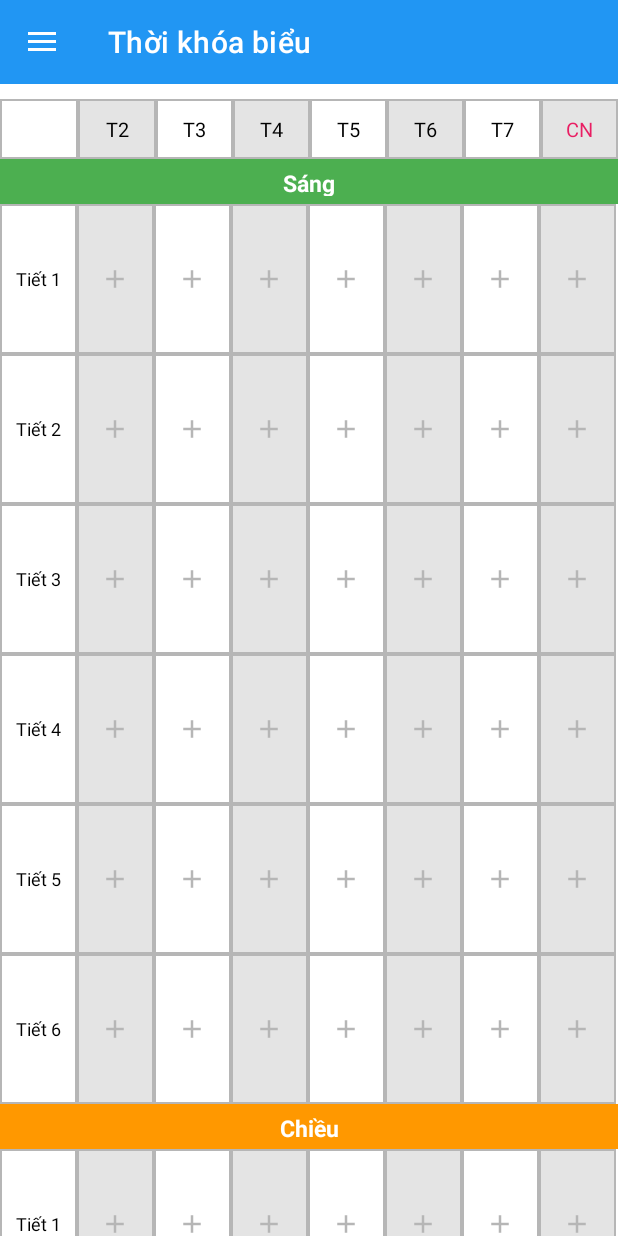
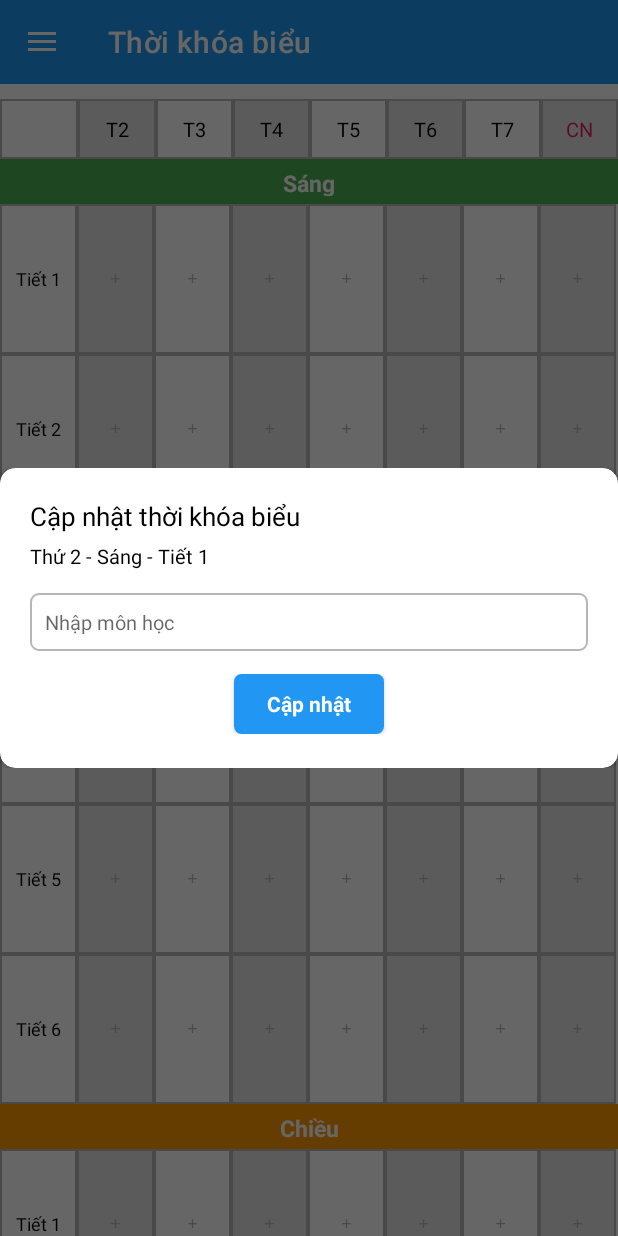
Before and after one commit to aNhdUy13/Thoi_Khoa_Bieu_Hoc_Sinh, an Android app: the screen it shows after launch (MainActivity), after a tap on an icon or button, on a phone screen of 412 x 824 dp. Run offline under Robolectric (Android 15) with nearby library versions, the phone set to English and light mode, and no system bars.

Commit message:
up v9 , update subject for specific slot

```diff
--- a/app/build.gradle
+++ b/app/build.gradle
@@ -10,8 +10,8 @@ android {
         applicationId "com.nda.timetable"
         minSdk 21
         targetSdk 32
-        versionCode 8
-        versionName "8.0"
+        versionCode 9
+        versionName "9.0"
 
         testInstrumentationRunner "androidx.test.runner.AndroidJUnitRunner"
     }
--- a/app/src/main/java/com/nda/timetable/Fragment/Timetable/AdapterGridLayout.java
+++ b/app/src/main/java/com/nda/timetable/Fragment/Timetable/AdapterGridLayout.java
@@ -1,12 +1,15 @@
 package com.nda.timetable.Fragment.Timetable;
 
+import android.app.Dialog;
 import android.content.Context;
 import android.graphics.Color;
 import android.graphics.Typeface;
+import android.graphics.drawable.ColorDrawable;
 import android.view.LayoutInflater;
 import android.view.View;
 import android.view.ViewGroup;
 import android.widget.ArrayAdapter;
+import android.widget.EditText;
 import android.widget.ImageView;
 import android.widget.LinearLayout;
 import android.widget.TextView;
@@ -14,8 +17,10 @@ import android.widget.Toast;
 
 import androidx.annotation.NonNull;
 import androidx.annotation.Nullable;
+import androidx.cardview.widget.CardView;
 
 
+import com.nda.timetable.DataLocalManager;
 import com.nda.timetable.Models.Timetable;
 import com.nda.timetable.R;
 
@@ -36,6 +41,7 @@ public class AdapterGridLayout extends ArrayAdapter {
     TextView txt_subject;
     LinearLayout ll_item;
     ImageView img_add;
+
 
     public AdapterGridLayout(@NonNull Context context, List<Timetable> timetableList)
     {
@@ -78,24 +84,10 @@ public class AdapterGridLayout extends ArrayAdapter {
         }
 
 
-        ll_item.setOnClickListener(new View.OnClickListener() {
-            @Override
-            public void onClick(View view) {
-                if (timetable.getSlot().equals("TITLE"))
-                {
-
-                } else {
-                    Toast.makeText(getContext(), timetable.getDay() + " - " + timetable.getTime()
-                            + " - " + timetable.getSlot() + " - "+ timetable.getSubject(), Toast.LENGTH_SHORT).show();
-
-                }
-
-            }
-        });
-
         return view;
 
     }
+
 
 
     @Override
--- a/app/src/main/java/com/nda/timetable/Fragment/Timetable/FragmentTimetable.java
+++ b/app/src/main/java/com/nda/timetable/Fragment/Timetable/FragmentTimetable.java
@@ -2,21 +2,28 @@ package com.nda.timetable.Fragment.Timetable;
 
 import androidx.annotation.NonNull;
 import androidx.annotation.Nullable;
+import androidx.cardview.widget.CardView;
 import androidx.fragment.app.Fragment;
 
+import android.app.Dialog;
 import android.database.Cursor;
+import android.graphics.Color;
+import android.graphics.drawable.ColorDrawable;
 import android.os.Bundle;
 import android.view.LayoutInflater;
 import android.view.View;
 import android.view.ViewGroup;
 import android.widget.AdapterView;
+import android.widget.EditText;
 import android.widget.GridView;
+import android.widget.TextView;
 import android.widget.Toast;
 
 import com.nda.timetable.DataLocalManager;
 import com.nda.timetable.Models.Timetable;
 import com.nda.timetable.R;
 
+import java.sql.Time;
 import java.util.ArrayList;
 import java.util.List;
 
@@ -38,12 +45,93 @@ public class FragmentTimetable extends Fragment {
 
         initUI();
         initiate();
+        displayTimetable();
 
 
         return view;
     }
 
     private void initiate() {
+
+        gridView_morning.setOnItemClickListener(new AdapterView.OnItemClickListener() {
+            @Override
+            public void onItemClick(AdapterView<?> adapterView, View view, int i, long l) {
+                Timetable timetable = timetableMorningList.get(i);
+                if (timetable.getSlot().equals("TITLE"))
+                {
+
+                } else {
+                    dialogUpdateTimetable(timetable);
+                }
+            }
+        });
+
+        gridView_afternoon.setOnItemClickListener(new AdapterView.OnItemClickListener() {
+            @Override
+            public void onItemClick(AdapterView<?> adapterView, View view, int i, long l) {
+                Timetable timetable = timetableAfternoonList.get(i);
+                if (timetable.getSlot().equals("TITLE"))
+                {
+
+                } else {
+                    dialogUpdateTimetable(timetable);
+                }
+            }
+        });
+
+        gridView_night.setOnItemClickListener(new AdapterView.OnItemClickListener() {
+            @Override
+            public void onItemClick(AdapterView<?> adapterView, View view, int i, long l) {
+                Timetable timetable = timetableNightList.get(i);
+                if (timetable.getSlot().equals("TITLE"))
+                {
+
+                } else {
+                    dialogUpdateTimetable(timetable);
+                }
+            }
+        });
+    }
+
+
+    private void dialogUpdateTimetable(Timetable timetable) {
+        Dialog dialog = new Dialog(getContext());
+        dialog.getWindow().setBackgroundDrawable(new ColorDrawable(Color.TRANSPARENT));
+        dialog.setContentView(R.layout.dialog_update_timetable);
+
+        TextView txt_updateAddress = dialog.findViewById(R.id.txt_updateAddress);
+        EditText edt_inputSubject = dialog.findViewById(R.id.edt_inputSubject);
+        CardView cv_update = dialog.findViewById(R.id.cv_update);
+
+        txt_updateAddress.setText(timetable.getDay() + " - " + timetable.getTime() + " - " + timetable.getSlot());
+
+        cv_update.setOnClickListener(new View.OnClickListener() {
+            @Override
+            public void onClick(View view) {
+                String strSubject = edt_inputSubject.getText().toString().trim();
+
+                if (strSubject.isEmpty())
+                {
+                    Toast.makeText(getContext(), "Error : nhập môn học" , Toast.LENGTH_SHORT).show();
+                    return;
+                }
+
+                DataLocalManager.getInstance().dbHandler.queryData("UPDATE Timetable SET timetableSubject = '"
+                        + strSubject + "' WHERE timetableId = '" + timetable.getId() + "'");
+
+                displayTimetable();
+                dialog.dismiss();
+                Toast.makeText(getContext(), "Cập nhật môn học thành công !" , Toast.LENGTH_SHORT).show();
+
+            }
+        });
+
+        dialog.show();
+    }
+
+
+
+    public void displayTimetable() {
 
         timetableMorningList.clear();
         timetableAfternoonList.clear();
@@ -80,6 +168,8 @@ public class FragmentTimetable extends Fragment {
         gridView_night.setAdapter(adapterGridLayout3);
     }
 
+
+
     private void initUI() {
         gridView_morning = view.findViewById(R.id.gridView_morning);
         gridView_afternoon = view.findViewById(R.id.gridView_afternoon);
--- /dev/null
+++ b/app/src/main/res/drawable-v24/shape_normal_solid_corner.xml
@@ -0,0 +1,10 @@
+<?xml version="1.0" encoding="utf-8"?>
+<shape xmlns:android="http://schemas.android.com/apk/res/android">
+
+    <solid android:color="#FFFFFF"/>
+
+    <corners android:radius="5dp"/>
+
+    <stroke android:width="1dp"
+        android:color="#B6B6B6"/>
+</shape>
--- /dev/null
+++ b/app/src/main/res/layout/dialog_update_timetable.xml
@@ -0,0 +1,68 @@
+<?xml version="1.0" encoding="utf-8"?>
+<RelativeLayout xmlns:android="http://schemas.android.com/apk/res/android"
+    android:layout_width="match_parent"
+    android:layout_height="match_parent"
+    xmlns:app="http://schemas.android.com/apk/res-auto"
+    android:gravity="center">
+
+    <androidx.cardview.widget.CardView
+        android:layout_width="match_parent"
+        android:layout_height="200dp"
+        app:cardCornerRadius="10dp">
+        <LinearLayout
+            android:layout_width="match_parent"
+            android:layout_height="match_parent"
+            android:padding="20dp"
+            android:orientation="vertical">
+            <TextView
+                android:layout_width="match_parent"
+                android:layout_height="wrap_content"
+                android:text="Cập nhật thời khóa biểu"
+                android:textColor="@color/black"
+                android:textSize="17dp"/>
+
+            <TextView
+                android:id="@+id/txt_updateAddress"
+                android:layout_width="match_parent"
+                android:layout_height="wrap_content"
+                android:text="Day - Time - Slot"
+                android:textColor="@color/black"
+                android:layout_marginTop="5dp"
+                android:textSize="13dp"/>
+
+            <EditText
+                android:id="@+id/edt_inputSubject"
+                android:layout_width="match_parent"
+                android:layout_height="wrap_content"
+                android:padding="10dp"
+                android:background="@drawable/shape_normal_solid_corner"
+                android:layout_marginTop="15dp"
+                android:textSize="13dp"
+                android:hint="Nhập môn học"/>
+
+            <LinearLayout
+                android:layout_width="match_parent"
+                android:layout_height="wrap_content"
+                android:layout_marginTop="15dp"
+                android:gravity="center">
+                <androidx.cardview.widget.CardView
+                    android:id="@+id/cv_update"
+                    android:layout_width="100dp"
+                    android:layout_height="40dp"
+                    app:cardCornerRadius="5dp">
+                    <TextView
+                        android:layout_width="match_parent"
+                        android:layout_height="match_parent"
+                        android:gravity="center"
+                        android:textColor="@color/white"
+                        android:textStyle="bold"
+                        android:background="@color/primary_color"
+                        android:text="Cập nhật"/>
+
+                </androidx.cardview.widget.CardView>
+
+            </LinearLayout>
+
+        </LinearLayout>
+    </androidx.cardview.widget.CardView>
+</RelativeLayout>
--- a/app/src/main/res/layout/item_single_cell_timetable.xml
+++ b/app/src/main/res/layout/item_single_cell_timetable.xml
@@ -24,8 +24,8 @@
 
     <ImageView
         android:id="@+id/img_add"
-        android:layout_width="20dp"
-        android:layout_height="20dp"
+        android:layout_width="10dp"
+        android:layout_height="10dp"
         android:visibility="gone"
         android:src="@drawable/ic_baseline_add_512"/>
 
```
Also changed, not shown: 2 other files.
